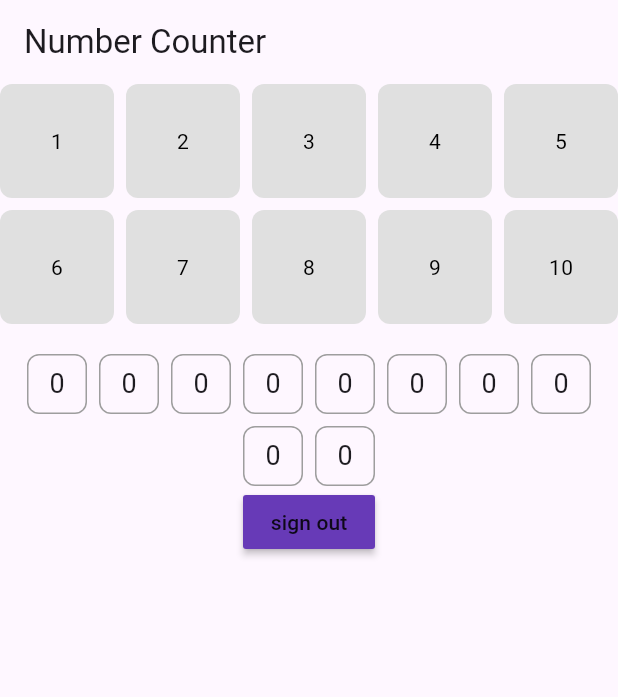
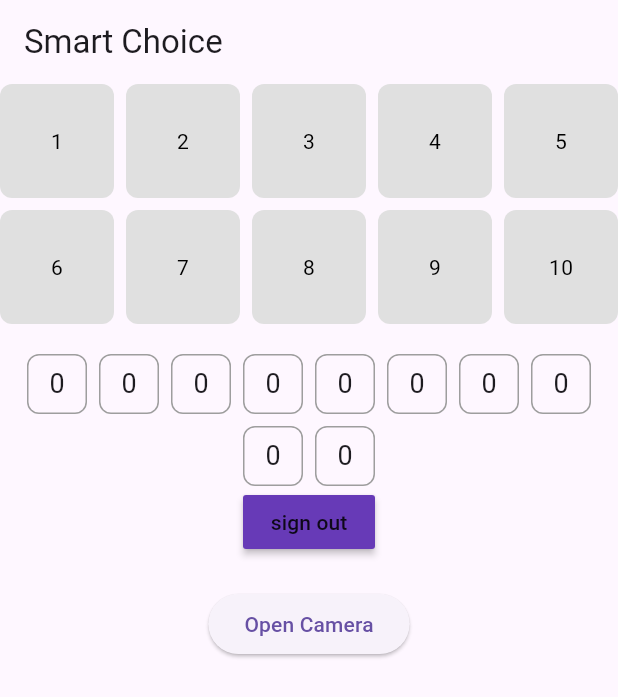
Before and after one commit to eren-erdgn/smart_choice, a Flutter app: the screen it shows once a user with an empty profile is signed in, on a phone screen of 412 x 824 dp. Shown: the top 697 px of the screen. Run offline on Flutter 3.47's test engine with Material 3 defaults, Android fonts, the light colour scheme and no system bars; our stand-ins replace cloud_firestore, firebase_auth, firebase_core, permission_handler; missing offline and left inert: ultralytics_yolo; accounts and stored records are empty; network calls fail.

Commit message:
object detection eklendi. MVVM yapısı implemente edilecek.

```diff
--- a/lib/pagecontrollers/main_page.dart
+++ b/lib/pagecontrollers/main_page.dart
@@ -1,6 +1,6 @@
 import 'package:firebase_auth/firebase_auth.dart';
 import 'package:smart_choice/pagecontrollers/auth_page.dart';
-import 'package:smart_choice/view/authview/home_page.dart';
+import 'package:smart_choice/pagecontrollers/object_detection_pages.dart';
 import 'package:flutter/material.dart';
 
 
@@ -14,7 +14,7 @@ class MainPage extends StatelessWidget {
         stream: FirebaseAuth.instance.authStateChanges(),
         builder: (context,snapshot){
           if(snapshot.hasData){
-            return  HomePage();
+            return ObjectDetectionPages();
           }
           else{
             return  AuthPage();
--- /dev/null
+++ b/lib/pagecontrollers/object_detection_pages.dart
@@ -0,0 +1,48 @@
+import 'package:flutter/material.dart';
+import 'package:smart_choice/view/objectdetectionview/camera_page.dart';
+import 'package:smart_choice/view/objectdetectionview/detection_result_page.dart';
+import 'package:smart_choice/view/authview/home_page.dart';
+import 'package:ultralytics_yolo/predict/detect/detected_object.dart';
+
+class ObjectDetectionPages extends StatefulWidget {
+  const ObjectDetectionPages({super.key});
+
+  @override
+  State<ObjectDetectionPages> createState() => _ObjectDetectionPagesState();
+}
+
+class _ObjectDetectionPagesState extends State<ObjectDetectionPages> {
+  var _activeScreen = 'home-page';
+  List<DetectedObject> detectedObjects = [];
+  void _switchScreen() {
+    setState(() {
+      _activeScreen = 'camera-page';
+    });
+  }
+  void _listObject(bool isButtonPressed, List<DetectedObject> detectedObj) {
+    if(isButtonPressed){
+      detectedObjects = detectedObj;
+      setState(() {
+        _activeScreen = 'detection-result-page';
+      });
+    }
+  }
+  void _goHome() {
+    setState(() {
+      _activeScreen = 'home-page';
+    });
+  }
+
+  @override
+  Widget build(BuildContext context) {
+    Widget screenWidget = HomePage(onCameraButtonPressed:_switchScreen);
+
+    if(_activeScreen == 'camera-page'){
+      screenWidget = CameraPage(_listObject);
+    }
+    if(_activeScreen == 'detection-result-page'){
+      screenWidget = DetectionResultPage(detectedObjects:detectedObjects, onHomeButtonPressed: _goHome);
+    }
+    return screenWidget;
+  }
+}
--- a/lib/view/authview/home_page.dart
+++ b/lib/view/authview/home_page.dart
@@ -3,8 +3,8 @@ import 'package:firebase_auth/firebase_auth.dart';
 import 'package:flutter/material.dart';
 
 class HomePage extends StatefulWidget {
-  const HomePage({Key? key}) : super(key: key);
-
+  const HomePage({required this.onCameraButtonPressed, super.key});
+  final void Function() onCameraButtonPressed;
   @override
   State<HomePage> createState() => _HomePageState();
 }
@@ -56,7 +56,7 @@ class _HomePageState extends State<HomePage> {
   Widget build(BuildContext context) {
     return Scaffold(
       appBar: AppBar(
-        title: const Text('Number Counter'),
+        title: const Text('Smart Choice'),
       ),
       body: Column(
         children: [
@@ -120,6 +120,13 @@ class _HomePageState extends State<HomePage> {
               color: Colors.deepPurple,
               child: const Text('sign out'),
             ),
+            const SizedBox(height: 20),
+            ElevatedButton(
+              onPressed: () {
+                widget.onCameraButtonPressed();
+              },
+              child: const Text('Open Camera'),
+            ),
         ],
       ),
     );
```
Also changed, not shown: lib/view/objectdetectionview/camera_page.dart (added, +140 -0 lines), lib/view/objectdetectionview/detection_result_page.dart (added, +56 -0 lines), pubspec.yaml (+6 -3 lines), assets/search-product-icon.png (added), 8 other files.
